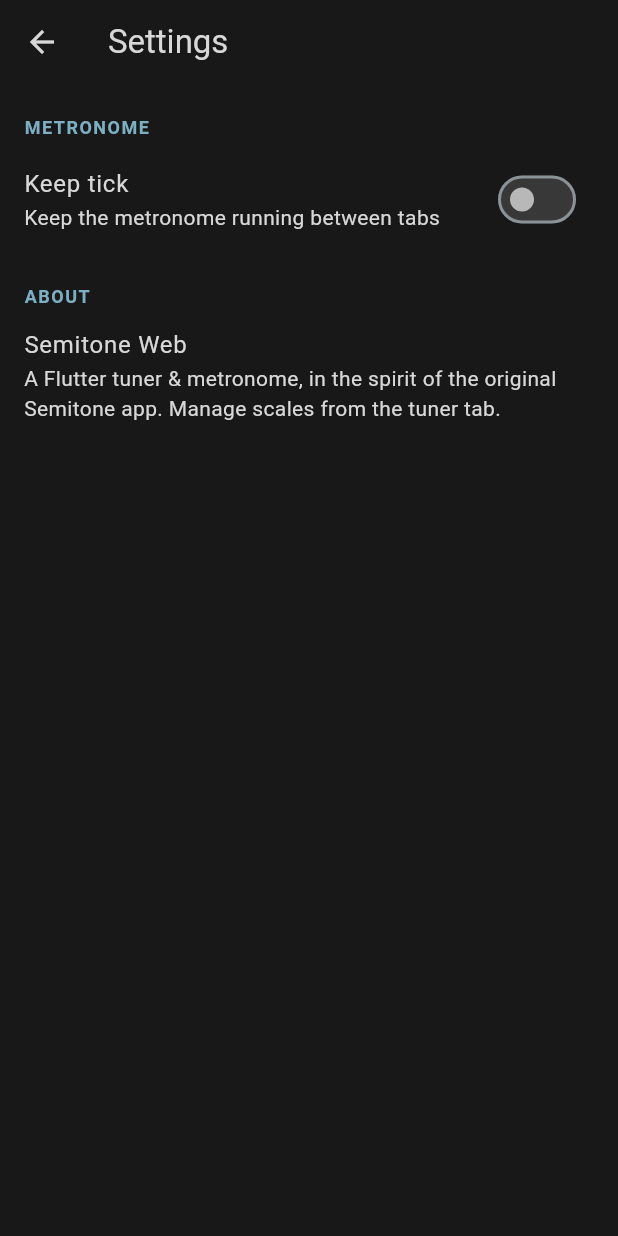
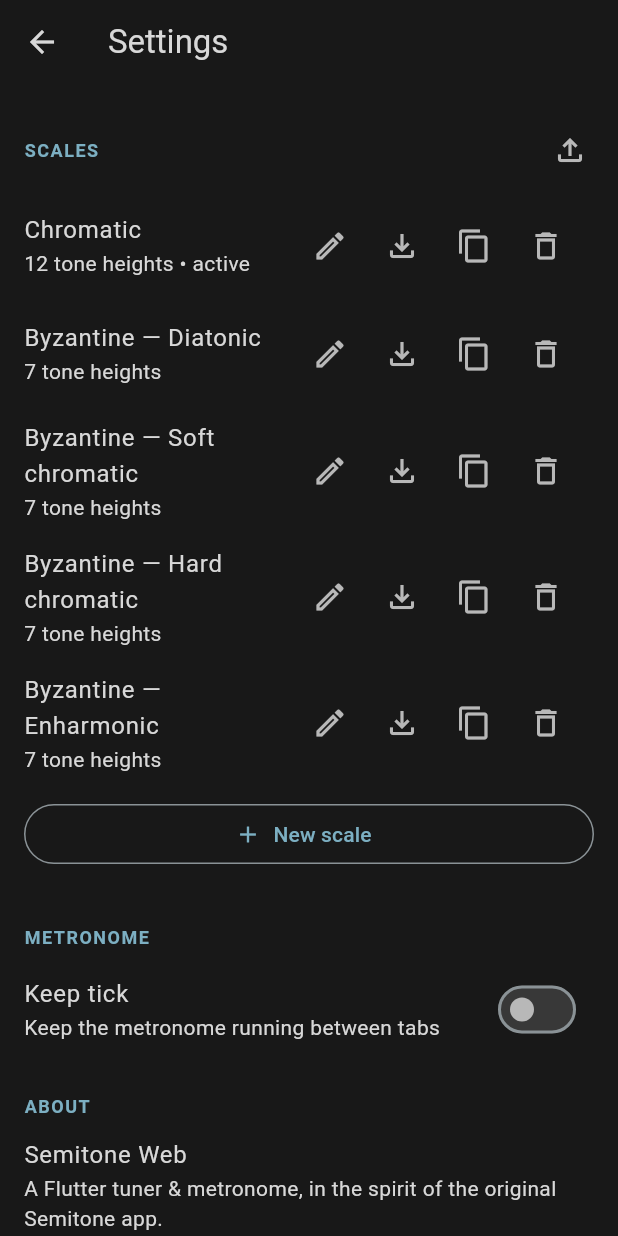
Before and after one commit to mkettn/semitone-web, a Flutter app: the screen it shows after launch, tab 2 chosen, after a tap on the "add" icon, after a tap on the "settings" icon, on a phone screen of 412 x 824 dp. Run offline on Flutter 3.47's test engine with Material 3 defaults, Android fonts, the phone set to English and light mode, and no system bars; our stand-ins replace audioplayers, file_picker, shared_preferences; missing offline and left inert: file_saver, record; statements that could not run were skipped.

Commit message:
Move My Scales under Settings; drop radio buttons, add explicit Edit (#11)
* Move My Scales under Settings; drop radio buttons, add explicit Edit

Two small UI fixes:

- "My Scales" moves from a tune icon on the main app bar to a "My
  scales" entry under Settings. Picking the active scale already works
  from the main screen's title dropdown, so scale *management* now
  lives entirely under Settings instead of splitting across two
  places.

- Removed the leading radio button per row (selecting active scale is
  the main-screen dropdown's job, not this list's) and added an
  explicit Edit (pencil) button next to Export/Copy/Delete, so it's
  obvious tapping it opens the editor - row tap still does the same
  thing, for convenience.

Also fixes a test that had hardcoded "rooted on Νη" for the Byzantine
presets - that assumption broke against the earlier direct-to-main
commit that moved their root to index 5 (Κε) at 432 Hz. Rewrote it to
check the general invariant (rootIndex's degree is exactly what
scale.match(0) returns) instead of a specific note name, so it holds
regardless of which degree a given preset asset picks as its root.

Verified: flutter analyze clean, flutter test passing (17 tests).

* Embed scale list directly in Settings; replace FAB with New scale button

Fold ScaleListScreen's scale management (create/edit/copy/delete/
export/import) directly into SettingsScreen as one flat ListView, so
the whole page scrolls as a unit instead of needing a separate screen.
Replaces the floating action button with an inline "New scale" button
at the bottom of the scale list, same behavior as before.

Add a widget test that seeds 55 scales and scrolls through the full
page to confirm it never overflows, only scrolls.

---------

Co-authored-by: Claude <noreply@anthropic.com>

```diff
--- a/lib/screens/home_screen.dart
+++ b/lib/screens/home_screen.dart
@@ -3,15 +3,14 @@ import 'package:flutter/material.dart';
 import '../services/settings_service.dart';
 import '../theme/semitone_theme.dart';
 import 'metronome_screen.dart';
-import 'scale_list_screen.dart';
 import 'settings_screen.dart';
 import 'tuner_screen.dart';
 
 /// Top-level tabbed screen (Tuner, Metronome) with a settings action,
 /// mirroring the original app's activity_main layout (TabLayout + pager +
 /// settings gear). The title is a live dropdown for switching the tuner's
-/// active scale; a second action opens the full scale list to create,
-/// copy, delete, export, or import scales.
+/// active scale; creating/editing/deleting/exporting/importing scales
+/// lives under Settings -> My scales.
 class HomeScreen extends StatelessWidget {
   const HomeScreen({super.key, required this.settings});
 
@@ -31,17 +30,6 @@ class HomeScreen extends StatelessWidget {
             ],
           ),
           actions: [
-            IconButton(
-              icon: const Icon(Icons.tune),
-              tooltip: 'My scales',
-              onPressed: () {
-                Navigator.of(context).push(
-                  MaterialPageRoute(
-                    builder: (_) => ScaleListScreen(settings: settings),
-                  ),
-                );
-              },
-            ),
             IconButton(
               icon: const Icon(Icons.settings),
               tooltip: 'Settings',
--- a/lib/screens/settings_screen.dart
+++ b/lib/screens/settings_screen.dart
@@ -1,22 +1,154 @@
 import 'package:flutter/material.dart';
 
+import '../models/scale_presets.dart';
+import '../models/tuning_scale.dart';
+import '../services/scale_io.dart';
 import '../services/settings_service.dart';
 import '../theme/semitone_theme.dart';
+import 'custom_scale_screen.dart';
 
+/// Settings, including scale management (create/edit/copy/delete/
+/// export/import) embedded directly here rather than on a separate
+/// screen. Picking which scale is *active* still happens from the main
+/// screen's title dropdown, not here. The whole page is one ListView, so
+/// however many scales are saved, it just scrolls — it never overflows.
 class SettingsScreen extends StatelessWidget {
   const SettingsScreen({super.key, required this.settings});
 
   final SettingsService settings;
+
+  Future<void> _openEditor(BuildContext context, String scaleId) {
+    return Navigator.of(context).push(
+      MaterialPageRoute(
+        builder: (_) => CustomScaleScreen(settings: settings, scaleId: scaleId),
+      ),
+    );
+  }
+
+  Future<void> _createScale(BuildContext context) async {
+    final presets = await loadPresetScales();
+    final template = presets.firstWhere(
+      (s) => s.name == 'Chromatic',
+      orElse: TuningScale.empty,
+    );
+    final scale = template.copyWith(name: 'New scale ${settings.scales.length + 1}');
+    settings.addScale(scale);
+    if (context.mounted) await _openEditor(context, scale.id);
+  }
+
+  Future<void> _copyScale(BuildContext context, TuningScale scale) async {
+    final copy = settings.duplicateScale(scale.id);
+    if (context.mounted) await _openEditor(context, copy.id);
+  }
+
+  void _deleteScale(BuildContext context, TuningScale scale) {
+    if (settings.scales.length <= 1) {
+      _showMessage(context, "Can't delete the last scale.");
+      return;
+    }
+    settings.deleteScale(scale.id);
+    _showMessage(context, 'Deleted "${scale.name}".');
+  }
+
+  Future<void> _exportScale(BuildContext context, TuningScale scale) async {
+    try {
+      await exportScale(scale);
+    } catch (e) {
+      if (context.mounted) _showMessage(context, 'Could not export: $e');
+    }
+  }
+
+  Future<void> _importScale(BuildContext context) async {
+    try {
+      final imported = await importScale();
+      if (imported == null) return; // user cancelled the picker
+      settings.addScale(imported);
+      if (context.mounted) _showMessage(context, 'Imported "${imported.name}".');
+    } on ScaleIoException catch (e) {
+      if (context.mounted) _showMessage(context, e.message);
+    }
+  }
+
+  void _showMessage(BuildContext context, String text) {
+    ScaffoldMessenger.of(context).showSnackBar(SnackBar(content: Text(text)));
+  }
 
   @override
   Widget build(BuildContext context) {
     return AnimatedBuilder(
       animation: settings,
       builder: (context, _) {
+        final scales = settings.scales;
+        final activeId = settings.activeScaleId ?? (scales.isNotEmpty ? scales.first.id : null);
+
         return Scaffold(
           appBar: AppBar(title: const Text('Settings')),
           body: ListView(
             children: [
+              _SectionHeader(
+                'Scales',
+                trailing: IconButton(
+                  icon: const Icon(Icons.file_upload_outlined),
+                  color: SemitoneColors.grey4,
+                  tooltip: 'Import a scale from file',
+                  onPressed: () => _importScale(context),
+                ),
+              ),
+              if (scales.isEmpty)
+                const Padding(
+                  padding: EdgeInsets.symmetric(horizontal: 16, vertical: 8),
+                  child: Text(
+                    'No scales yet.',
+                    style: TextStyle(color: SemitoneColors.grey4),
+                  ),
+                )
+              else
+                for (final scale in scales)
+                  ListTile(
+                    title: Text(scale.name),
+                    subtitle: Text(
+                      '${scale.degrees.length} tone heights'
+                      '${scale.id == activeId ? ' • active' : ''}',
+                    ),
+                    onTap: () => _openEditor(context, scale.id),
+                    trailing: Row(
+                      mainAxisSize: MainAxisSize.min,
+                      children: [
+                        IconButton(
+                          icon: const Icon(Icons.edit_outlined),
+                          color: SemitoneColors.grey4,
+                          tooltip: 'Edit scale',
+                          onPressed: () => _openEditor(context, scale.id),
+                        ),
+                        IconButton(
+                          icon: const Icon(Icons.file_download_outlined),
+                          color: SemitoneColors.grey4,
+                          tooltip: 'Export scale',
+                          onPressed: () => _exportScale(context, scale),
+                        ),
+                        IconButton(
+                          icon: const Icon(Icons.content_copy),
+                          color: SemitoneColors.grey4,
+                          tooltip: 'Copy scale',
+                          onPressed: () => _copyScale(context, scale),
+                        ),
+                        IconButton(
+                          icon: const Icon(Icons.delete_outline),
+                          color: SemitoneColors.grey4,
+                          tooltip: 'Delete scale',
+                          onPressed: () => _deleteScale(context, scale),
+                        ),
+                      ],
+                    ),
+                  ),
+              Padding(
+                padding: const EdgeInsets.fromLTRB(16, 8, 16, 16),
+                child: OutlinedButton.icon(
+                  onPressed: () => _createScale(context),
+                  icon: const Icon(Icons.add),
+                  label: const Text('New scale'),
+                ),
+              ),
               const _SectionHeader('Metronome'),
               SwitchListTile(
                 title: const Text('Keep tick'),
@@ -29,7 +161,7 @@ class SettingsScreen extends StatelessWidget {
                 title: Text('Semitone Web'),
                 subtitle: Text(
                   'A Flutter tuner & metronome, in the spirit of the '
-                  'original Semitone app. Manage scales from the tuner tab.',
+                  'original Semitone app.',
                 ),
               ),
             ],
@@ -41,14 +173,18 @@ class SettingsScreen extends StatelessWidget {
 }
 
 class _SectionHeader extends StatelessWidget {
-  const _SectionHeader(this.title);
+  const _SectionHeader(this.title, {this.trailing});
 
   final String title;
+  final Widget? trailing;
 
   @override
   Widget build(BuildContext context) {
     return Padding(
-      padding: const EdgeInsets.fromLTRB(16, 20, 16, 4),
+      padding: const EdgeInsets.fromLTRB(16, 20, 8, 4),
+      child: Row(
+        children: [
+          Expanded(
             child: Text(
               title.toUpperCase(),
               style: const TextStyle(
@@ -58,6 +194,10 @@ class _SectionHeader extends StatelessWidget {
                 letterSpacing: 1,
               ),
             ),
+          ),
+          ?trailing,
+        ],
+      ),
     );
   }
 }
```
Also changed, not shown: lib/screens/scale_list_screen.dart (deleted, +0 -159 lines), 2 other files. Lines whose indentation alone changed are shown as unchanged.
